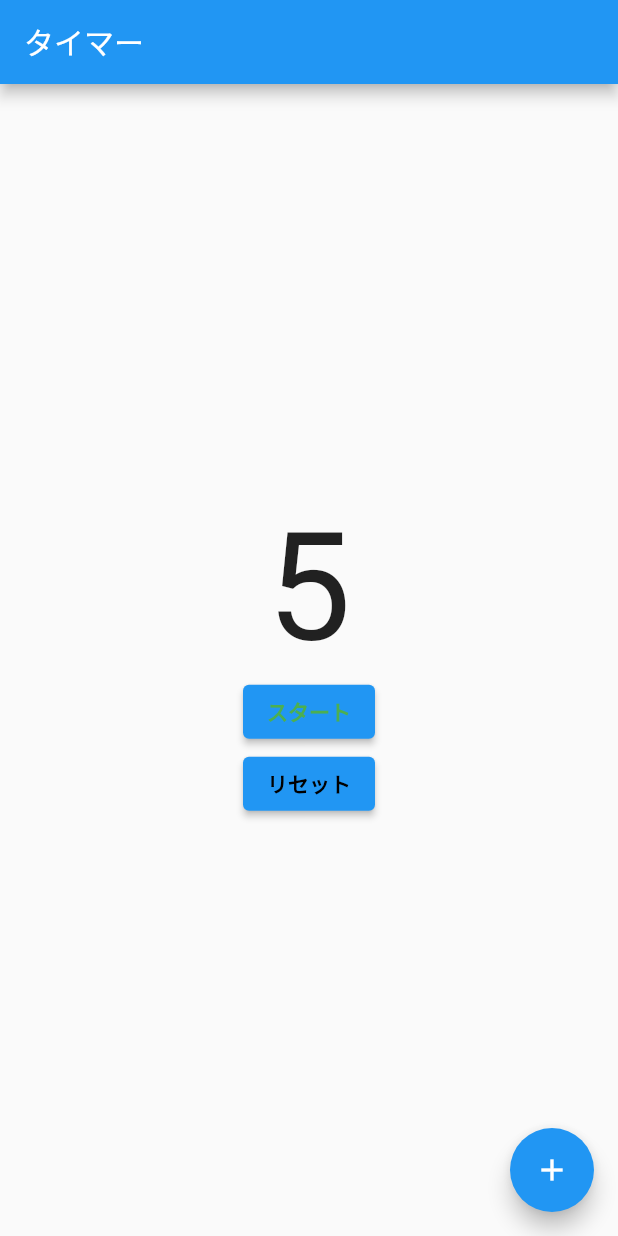
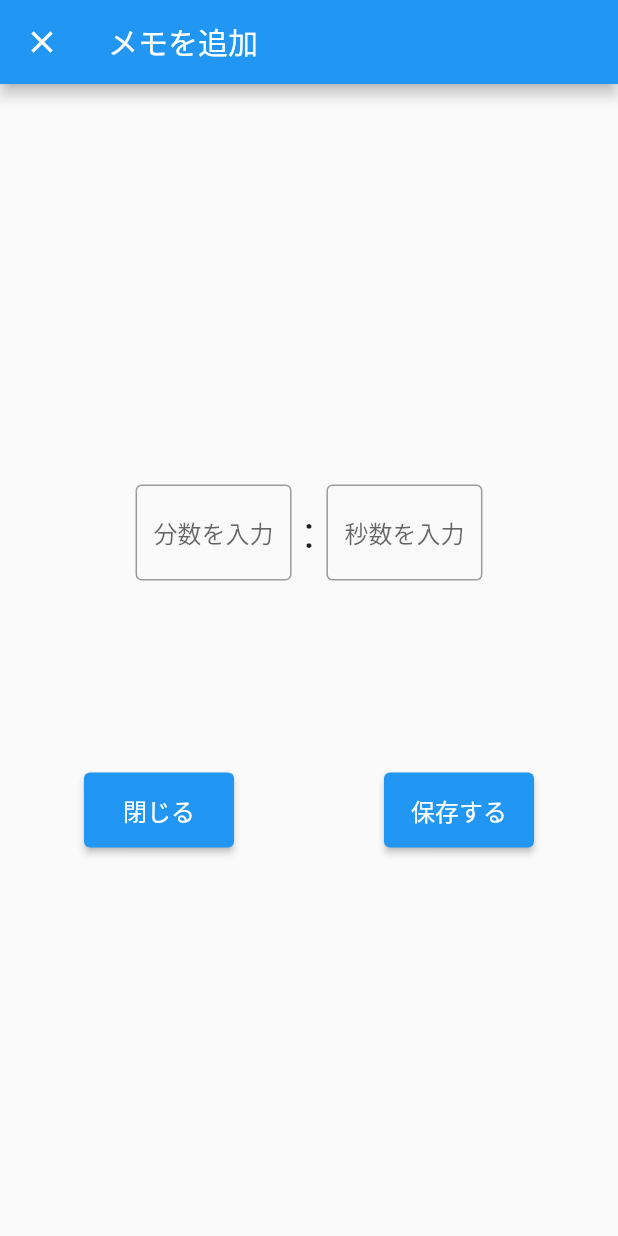
Before and after one commit to kiichi7580/Muscle_training_app, a Flutter app: the TimerPage screen opened directly, after a tap on the "add" icon, on a phone screen of 412 x 824 dp. Run offline on Flutter 3.47's test engine with Material 2 defaults, Android fonts, the phone set to English and light mode, and no system bars; our stand-ins replace audioplayers, circular_countdown_timer, cloud_firestore, firebase_core, flutter_riverpod, flutter_slidable and 1 more; accounts and stored records are empty.

Commit message:
タイマー表示機能、タイマー一覧表示機能追加

```diff
--- /dev/null
+++ b/lib/view/timer/add_timer.dart
@@ -0,0 +1,126 @@
+import 'package:flutter/material.dart';
+import 'package:muscle_training_app/view_model/timer_model/add_timer_model.dart';
+import 'package:provider/provider.dart';
+
+class AddTimerPage extends StatelessWidget {
+  @override
+  Widget build(BuildContext context) {
+    return ChangeNotifierProvider<AddTimerModel>(
+        create: (_) => AddTimerModel(),
+        child: Scaffold(
+            appBar: AppBar(
+              title: const Text('メモを追加'),
+            ),
+            body: Center(child:
+                Consumer<AddTimerModel>(builder: (context, model, child) {
+
+              return Center(
+                child: Column(
+                  mainAxisAlignment: MainAxisAlignment.center,
+                  children: [
+                    Padding(
+                      padding: const EdgeInsets.all(8.0),
+                      child: Container(
+                        padding: EdgeInsets.all(16.0),
+                        child: Column(
+                          children: [
+                            Row(
+                              mainAxisAlignment: MainAxisAlignment.center,
+                              children: [
+                                SizedBox(
+                                  width: 120,
+                                  child: Padding(
+                                    padding: const EdgeInsets.all(8.0),
+                                    child: TextField(
+                                      decoration: const InputDecoration(
+                                          hintText: '分数を入力',
+                                          border: OutlineInputBorder()),
+                                      onChanged: (text) {
+                                        model.minute = text;
+                                      },
+                                    ),
+                                  ),
+                                ),
+                                Text(
+                                  ':',
+                                  style: TextStyle(fontSize: 30),
+                                ),
+                                SizedBox(
+                                  width: 120,
+                                  child: Padding(
+                                    padding: const EdgeInsets.all(8.0),
+                                    child: TextField(
+                                      decoration: const InputDecoration(
+                                          hintText: '秒数を入力',
+                                          border: OutlineInputBorder()),
+                                      onChanged: (text) {
+                                        model.second = text;
+                                      },
+                                    ),
+                                  ),
+                                ),
+                              ],
+                            ),
+                            SizedBox(
+                              height: 120,
+                              width: double.infinity,
+                            ),
+                            Row(
+                              mainAxisAlignment: MainAxisAlignment.center,
+                              children: [
+                                SizedBox(
+                                  height: 50,
+                                  width: 100,
+                                  child: ElevatedButton(
+                                    onPressed: () {
+                                      Navigator.of(context).pop();
+                                    },
+                                    child: Text(
+                                      '閉じる',
+                                      style: TextStyle(fontSize: 16),
+                                    ),
+                                  ),
+                                ),
+                                SizedBox(
+                                  height: 50,
+                                  width: 100,
+                                ),
+                                SizedBox(
+                                  height: 50,
+                                  width: 100,
+                                  child: ElevatedButton(
+                                    onPressed: () async {
+                                      try {
+                                        model.startLoding();
+                                        await model.addTimer();
+                                        Navigator.of(context).pop();
+                                      } catch (e) {
+                                        print(e);
+                                        final snackBar = SnackBar(
+                                          backgroundColor: Colors.red,
+                                          content: Text(e.toString()),
+                                        );
+                                        ScaffoldMessenger.of(context)
+                                            .showSnackBar(snackBar);
+                                      } finally {
+                                        model.endLoding();
+                                      }
+                                    },
+                                    child: Text(
+                                      '保存する',
+                                      style: TextStyle(fontSize: 16),
+                                    ),
+                                  ),
+                                ),
+                              ],
+                            ),
+                          ],
+                        ),
+                      ),
+                    ),
+                  ],
+                ),
+              );
+            }))));
+  }
+}
--- a/lib/view/timer/timer_page.dart
+++ b/lib/view/timer/timer_page.dart
@@ -1,163 +1,185 @@
 import 'package:flutter/material.dart';
+import 'package:muscle_training_app/view/timer/display_timer.dart';
 import 'dart:async';
-import 'rest_timer.dart';
+import 'package:muscle_training_app/view_model/timer_model/timer_model.dart';
+import 'package:muscle_training_app/domain/timer.dart';
+
+import 'package:muscle_training_app/view/timer/add_timer.dart';
 
 import 'package:audioplayers/audioplayers.dart';
+import 'package:provider/provider.dart';
 
 class TimerPage extends StatefulWidget {
   const TimerPage({Key? key}) : super(key: key);
-
-
 
   @override
   State<TimerPage> createState() => _TimerPageState();
 }
 
 class _TimerPageState extends State<TimerPage> {
-
-  // int _counter = 5;
-
-  // @override
-  // void initState() {
-  //   super.initState();
-  //   Timer.periodic(
-  //     const Duration(seconds: 1),
-  //         (Timer timer) {
-  //       _counter--;
-  //       setState(() {});
-  //       if(_counter == 0){
-  //         timer.cancel();
-  //       }
-  //     },
-  //   );
-  // }
-
-//   @override
-//   Widget build(BuildContext context) {
-//     return Scaffold(
-//       appBar: AppBar(
-//         title: Text('title'),
-//       ),
-//       body: Center(
-//         child: Column(
-//           mainAxisAlignment: MainAxisAlignment.center,
-//           children: <Widget>[
-//             Text(
-//               '$_counter',
-//               style: Theme
-//                   .of(context)
-//                   .textTheme
-//                   .headlineMedium,
-//             ),
-//           ],
-//         ),
-//       ),
-//     );
-//   }
-// }
-
-  int _second = 5;
-  Timer? _timer;
+  // int? _second;
+  Timer? _timers;
   bool _isRunning = false;
+  int? second;
 
   final _audio = AudioPlayer();
 
   @override
   void initState() {
     super.initState();
-
   }
 
   @override
   Widget build(BuildContext context) {
-    return Scaffold(
+    return ChangeNotifierProvider<MyTimerModel>(
+      create: (_) => MyTimerModel()..fetchMyTimer(),
+      child: Scaffold(
           appBar: AppBar(
-        title: const Text('タイマー'),
+            title: Text('タイマー'),
           ),
           body: Center(
-          child: Column(
+            child: Consumer<MyTimerModel>(builder: (context, model, child) {
+              final List<MyTimer>? myTimers = model.myTimers;
+
+              if (myTimers == null) {
+                return CircularProgressIndicator();
+              }
+
+              final List<Widget> widgets = myTimers.map((timer) {
+                // return Center(
+                //     child: ListTile(
+                //   title: Text(
+                //     timer.totalSecond.toString(),
+                //     style: TextStyle(fontSize: 30),
+                //   ),
+                // )
+                // );
+
+                return Column(
                   mainAxisAlignment: MainAxisAlignment.center,
                   children: [
+                    Padding(
+                      padding: const EdgeInsets.all(8.0),
+                      child: Row(
+                        children: [
                           Text(
-                  '$_second',
-                  style: TextStyle(fontSize: 100),
+                            '${timer.minute}' + ':' + '${timer.second}',
+                            // timer.totalSecond.toString(),
+                            style: TextStyle(fontSize: 40),
                           ),
-              ElevatedButton(
+                          TextButton(
+                          child: Text(
+                            'タイマーを使う',
+                            style: TextStyle(
+                            fontSize: 18),
+                          ),
                           onPressed: () {
-                    stop();
+                            Navigator.push(
+                                context,
+                                MaterialPageRoute(
+                                  builder: (context) => DisplayTimerPage(maxSeconds: timer.totalSecond, seconds: timer.totalSecond),
+                                ));
                             },
-                  child: Text(_isRunning ? 'ストップ':'スタート',
-                  style: TextStyle(
-                    color: _isRunning ? Colors.red : Colors.green,
-                    fontWeight: FontWeight.bold,
-                  ),),
-              ),
-              ElevatedButton(
-                onPressed: () {
-                  resetTimer();
-                },
-                child: Text('リセット',
-                  style: TextStyle(
-                    color: Colors.black,
-                    fontWeight: FontWeight.bold,
-                  ),),
                           ),
                         ],
                       ),
                     ),
-      floatingActionButton: FloatingActionButton(
-        onPressed: () {
-          // TextFormField(
-          //   // The validator receives the text that the user has entered.
-          //   validator: (value) {
-          //     if (value == null || value.isEmpty) {
-          //       return 'Please enter some text';
-          //     }
-          //     return null;
+                    // ElevatedButton(
+                    //   onPressed: () {
+                    //     stop(context, timer, model);
                     //   },
+                    //   child: Text(
+                    //     _isRunning ? 'ストップ' : 'スタート',
+                    //     style: TextStyle(
+                    //       color: _isRunning ? Colors.red : Colors.green,
+                    //       fontWeight: FontWeight.bold,
+                    //     ),
+                    //   ),
                     // ),
+                    // ElevatedButton(
+                    //   onPressed: () {
+                    //     resetTimer(context, timer, model);
+                    //   },
+                    //   child: Text(
+                    //     'リセット',
+                    //     style: TextStyle(
+                    //       color: Colors.black,
+                    //       fontWeight: FontWeight.bold,
+                    //     ),
+                    //   ),
+                    // ),
+                  ],
+                );
+              }).toList();
+              return ListView(
+                children: widgets,
+              );
+            }),
+          ),
+          floatingActionButton:
+              Consumer<MyTimerModel>(builder: (context, model, child) {
+            return FloatingActionButton(
+              onPressed: () async {
+                //画面遷移
+                final bool? added = await Navigator.push(
+                  context,
+                  MaterialPageRoute(
+                    builder: (context) => AddTimerPage(),
+                    fullscreenDialog: true,
+                  ),
+                );
+
+                if (added != null && added) {
+                  final snackBar = SnackBar(
+                    backgroundColor: Colors.green,
+                    content: Text('タイマーを追加しました'),
+                  );
+                  ScaffoldMessenger.of(context).showSnackBar(snackBar);
+                }
+                model.fetchMyTimer();
               },
-        child: const Icon(Icons.add),
-      ),
+              tooltip: 'タイマーを追加する',
+              child: Icon(Icons.add),
+            );
+          })),
     );
   }
 
-  void stop() {
-    if (!_isRunning) {
-      _timer = Timer.periodic(
-          const Duration(seconds: 1),
-              (timer) {
-            setState(() {
-              _second--;
-            });
+  // void stop(
+  //   BuildContext context,
+  //   MyTimer timer,
+  //   MyTimerModel model,
+  // ) {
+  //   if (!_isRunning) {
+  //     _timers = Timer.periodic(const Duration(seconds: 1), (timers) {
+  //       setState(() {
+  //         timer.totalSecond--;
+  //       });
 
-            if (_second == 0) {
-              _audio.play(AssetSource("Clock-Alarm02-4(Button).mp3"));
-              resetTimer();
-              _isRunning = false;
+  //       if (timer.totalSecond == 0) {
+  //         _audio.play(AssetSource("Clock-Alarm02-4(Button).mp3"));
+  //         _isRunning = false;
+  //       }
+  //     });
+  //   } else {
+  //     _timers?.cancel();
+  //   }
 
-              Navigator.push(
-                context,
-                MaterialPageRoute(
-                  builder: (context) => RestTimer(),
-                ),
-              );
+  //   setState(() {
+  //     second = timer.totalSecond;
+  //     _isRunning = !_isRunning;
+  //   });
+  // }
+
+  // void resetTimer(
+  //   BuildContext context,
+  //   MyTimer timer,
+  //   MyTimerModel model,
+  // ) {
+  //   _timers?.cancel();
+  //   setState(() {
+  //     timer.totalSecond = second;
+  //     _isRunning = false;
+  //   });
+  // }
 }
-          }
-      );
-    } else {
-      _timer?.cancel();
-    }
-
-    setState(() {
-      _isRunning = !_isRunning;
-    });
-  }
-  void resetTimer() {
-    _timer?.cancel();
-    setState(() {
-      _second = 5;
-      _isRunning = false;
-    });
-  }
-}
--- /dev/null
+++ b/lib/view_model/timer_model/add_timer_model.dart
@@ -0,0 +1,48 @@
+import 'dart:io';
+
+import 'package:cloud_firestore/cloud_firestore.dart';
+import 'package:flutter/material.dart';
+
+class AddTimerModel extends ChangeNotifier {
+  String? minute;
+  String? second;
+  int? totalSecond;
+
+  bool isLoding = false;
+
+  void startLoding() {
+    isLoding = true;
+    notifyListeners();
+  }
+
+  void endLoding() {
+    isLoding = false;
+    notifyListeners();
+  }
+
+  Future<void> addTimer() async {
+    if (minute == null) {
+      throw '分数が入力されていません';
+    }
+    if (minute! is int) {
+      throw '数字で入力してください';
+    }
+    if (second == null) {
+      throw '秒数が入力されていません';
+    } else if (second! is int) {
+      throw '数字で入力してください';
+    }
+
+    final totalSecond = int.parse(minute!) * 60 + int.parse(second!);
+
+
+    final doc = FirebaseFirestore.instance.collection('myTimers').doc();
+
+    // firestoreに追加
+    await doc.set({
+      'minute': minute,
+      'second': second,
+      'totalSecond': totalSecond,
+    });
+  }
+}
--- /dev/null
+++ b/lib/view_model/timer_model/timer_model.dart
@@ -0,0 +1,31 @@
+import 'dart:async';
+import 'package:cloud_firestore/cloud_firestore.dart';
+import 'package:flutter/material.dart';
+import 'package:muscle_training_app/domain/timer.dart';
+
+class MyTimerModel extends ChangeNotifier {
+  final Stream<QuerySnapshot> _usersStream =
+      FirebaseFirestore.instance.collection('myTimers').snapshots();
+
+  List<MyTimer>? myTimers;
+
+  void fetchMyTimer() {
+    _usersStream.listen((QuerySnapshot snapshot) {
+      final List<MyTimer> myTimers = snapshot.docs.map((DocumentSnapshot document) {
+        Map<String, dynamic> data = document.data()! as Map<String, dynamic>;
+        final String id = document.id;
+        final int totalSecond = data['totalSecond'] as int;
+        final String minute = data['minute'] as String;
+        final String second = data['second'] as String;
+        return MyTimer(id, totalSecond, minute, second);
+      }).toList();
+
+      this.myTimers = myTimers;
+      notifyListeners();
+    });
+  }
+
+  // Future delete(Memo memo) {
+  //   return FirebaseFirestore.instance.collection('memos').doc(memo.id).delete();
+  // }
+}
--- a/pubspec.yaml
+++ b/pubspec.yaml
@@ -43,6 +43,7 @@ dependencies:
   flutter_slidable: ^3.0.1
   modal_bottom_sheet: ^2.1.2
   audioplayers: ^5.2.0
+  circular_countdown_timer: ^0.2.3
 
 
 
```
Also changed, not shown: lib/domain/timer.dart (added, +7 -0 lines), lib/view/timer/button_widget.dart (added, +33 -0 lines), lib/view/timer/display_timer.dart (added, +156 -0 lines), lib/view_model/timer_model/display_timer_model.dart (added, +27 -0 lines), pubspec.lock. Lines whose indentation alone changed are shown as unchanged.
